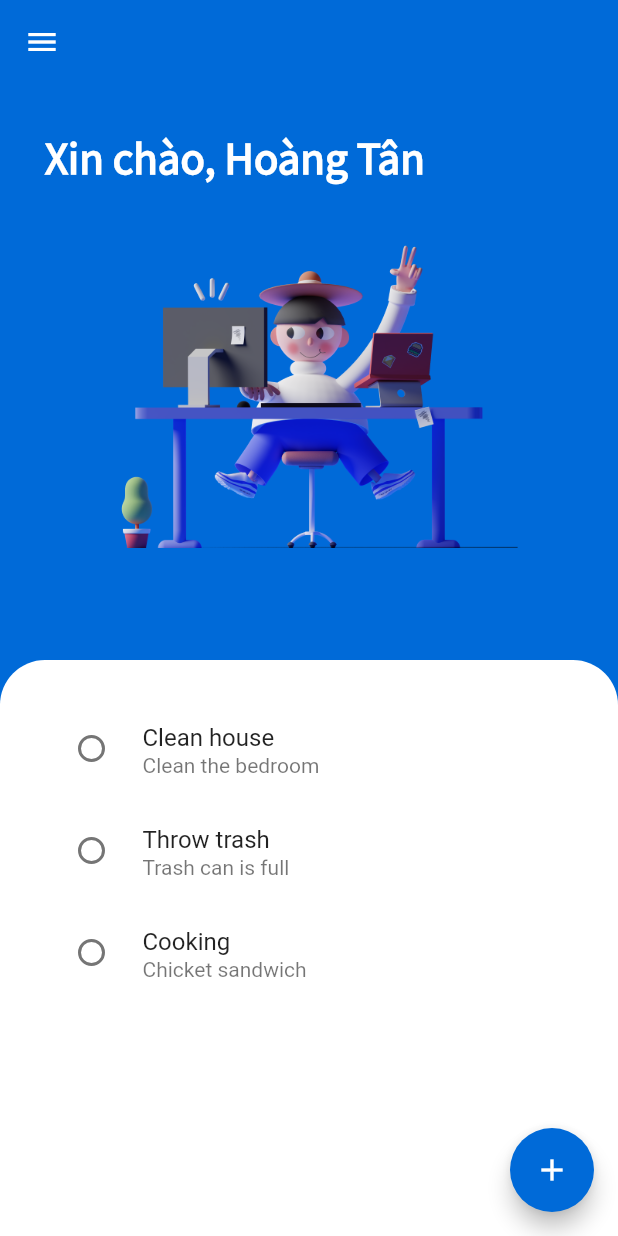
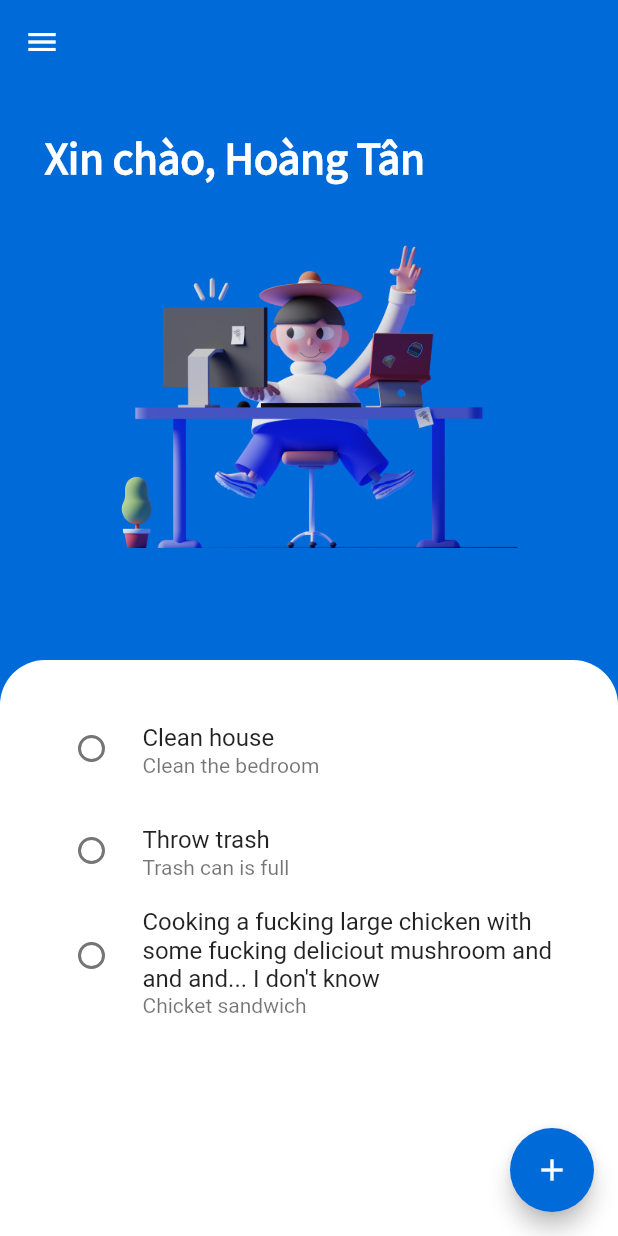
Before and after one commit to htan1901/flutter_todo, a Flutter app: the screen it shows after launch, on a phone screen of 412 x 824 dp. Run offline on Flutter 3.47's test engine with Material 2 defaults, Android fonts, the phone set to English and light mode, and no system bars.

Commit message:
add swipe to delete feature

```diff
--- a/lib/main.dart
+++ b/lib/main.dart
@@ -50,8 +50,8 @@ class _MyHomePageState extends State<MyHomePage> {
   Widget buildBody(BuildContext context) {
     List<Todo> todos = [
       Todo(title: 'Clean house', detail: 'Clean the bedroom'),
-      Todo(title: 'Throw trash', detail: 'Trash can is full', expireDate: 'Tomorow'),
-      Todo(title: 'Cooking', detail: 'Chicket sandwich', expireDate: 'Not Expire')
+      Todo(title: 'Throw trash', detail: 'Trash can is full'),
+      Todo(title: 'Cooking a fucking large chicken with some fucking deliciout mushroom and and and... I don\'t know', detail: 'Chicket sandwich')
     ];
     String userName = 'Hoàng Tân';
     double height = MediaQuery.of(context).size.height;
@@ -88,7 +88,30 @@ class _MyHomePageState extends State<MyHomePage> {
             child: ListView.builder(
               itemCount: todos.length,
               itemBuilder: (context, index) {
-                return ListViewItem(todo: todos[index]);
+                return Dismissible(
+                    key: UniqueKey(),
+                    direction: DismissDirection.endToStart,
+
+                    onDismissed: (direction) {
+                      if(direction == DismissDirection.startToEnd) {
+                        setState(() {
+                          todos.removeAt(index);
+                        });
+                      }
+                    },
+                    background: Container(
+                      alignment: Alignment.centerRight,
+                      padding: const EdgeInsets.only(
+                        right: 15
+                      ),
+                      color: Colors.red,
+                      child: const Icon(
+                        Icons.delete_sweep,
+                        color: Color.fromARGB(255, 255, 255, 255),
+                        size: 35,
+                      ),
+                    ),
+                    child: ListViewItem(todo: todos[index]));
               },
             ),
           ),
--- a/lib/models/todo.dart
+++ b/lib/models/todo.dart
@@ -1,28 +1,20 @@
 class Todo {
   String _title = '';
-  String _detail = '';
-  String? _expireDate;
+  String? _detail = '';
 
   String get title => _title;
-  String get detail => _detail;
-  String? get expireDate => _expireDate;
+  String? get detail => _detail;
 
   set title(String title) {
     _title = title;
   }
 
-  set detail(String detail) {
+  set detail(String? detail) {
     _detail = detail;
   }
 
-  set expireDate(String? expireDate) {
-    _expireDate = expireDate;
-  }
-
-
-  Todo({required String title, required String detail, String? expireDate}) {
+  Todo({required String title,String? detail}) {
     _title = title;
     _detail = detail;
-    _expireDate = expireDate;
   }
 }
--- a/lib/widgets/list_view_item.dart
+++ b/lib/widgets/list_view_item.dart
@@ -32,7 +32,7 @@ class _ListViewItemState extends State<ListViewItem> {
             });
           }),
       title: Text(_todo.title, style: renderEffect(_isChecked),),
-      subtitle: Text(_todo.detail, style: renderEffect(_isChecked),),
+      subtitle: Text(_todo.detail!, style: renderEffect(_isChecked),),
     );
   }
 
```
